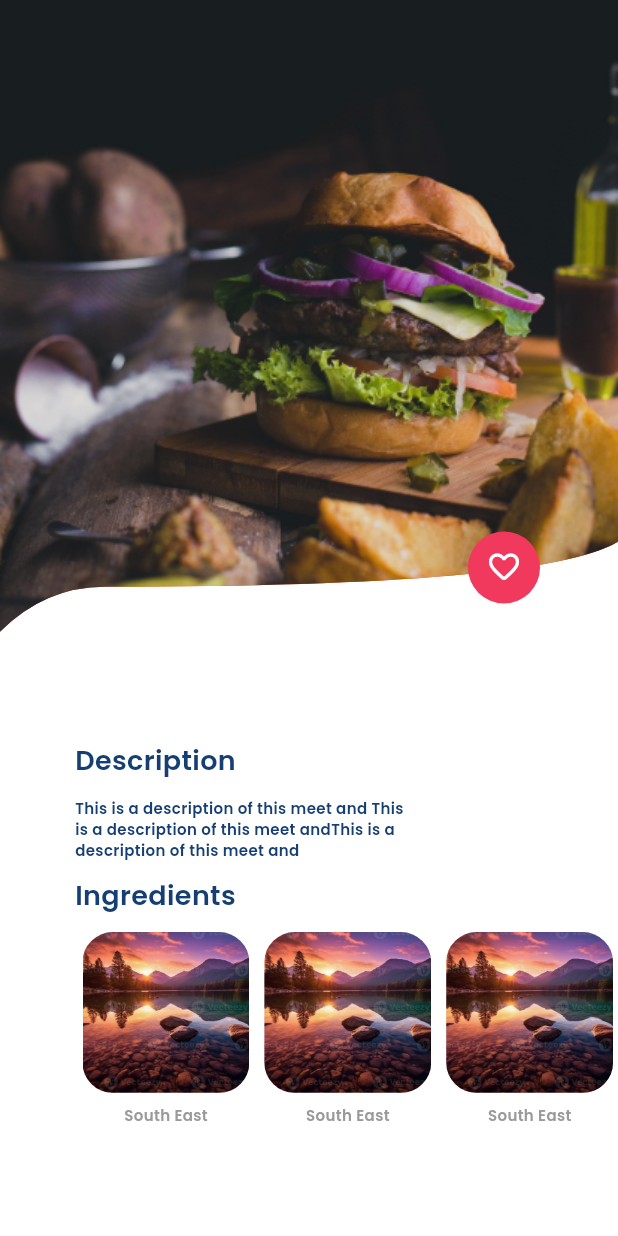
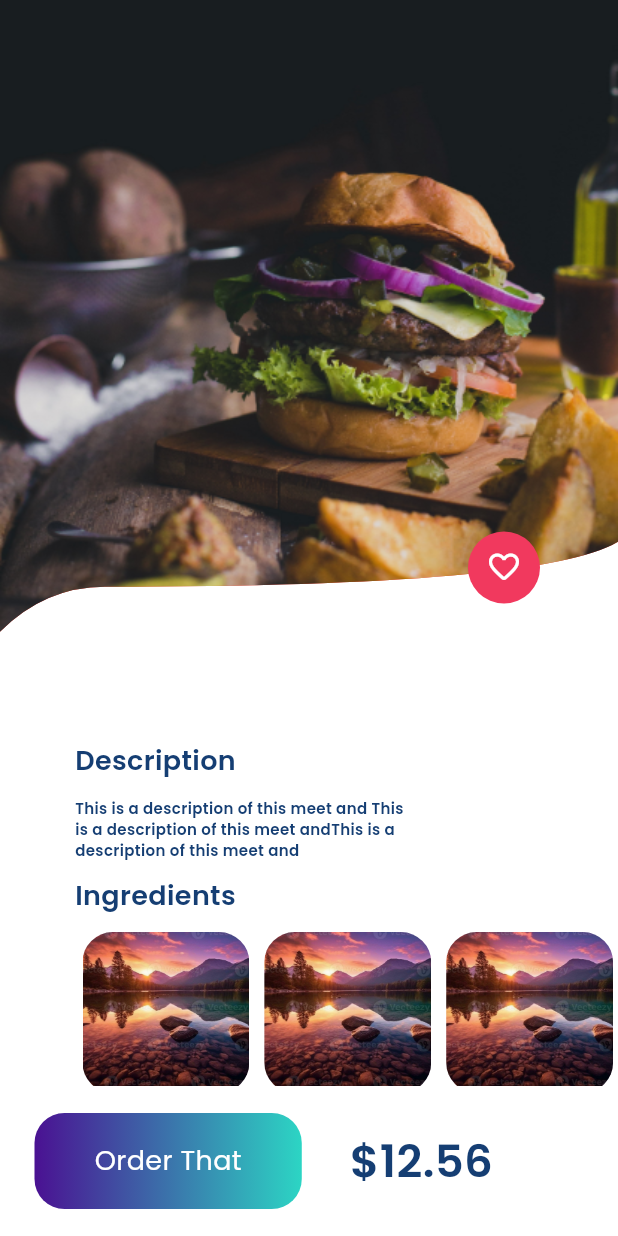
Before and after one commit to Mahmoud4456/delivery-app, a Flutter app: the screen it shows after launch, on a phone screen of 412 x 824 dp. Run offline on Flutter 3.47's test engine with Material 3 defaults, Android fonts, the phone set to English and light mode, and no system bars; our stand-ins replace font_awesome_flutter.

Commit message:
details navigation bar

```diff
--- a/lib/features/details_feature/view/details_view.dart
+++ b/lib/features/details_feature/view/details_view.dart
@@ -1,4 +1,5 @@
 import 'package:flutter/material.dart';
+import 'package:ui/features/details_feature/view/widget/custom_navigation_bar.dart';
 import 'package:ui/features/details_feature/view/widget/details_view_body.dart';
 
 class DetailsView extends StatelessWidget {
@@ -8,6 +9,7 @@ class DetailsView extends StatelessWidget {
   Widget build(BuildContext context) {
     return const Scaffold(
       body: DetailsViewBody(),
+      bottomNavigationBar: CustomNavigationBar(),
     );
   }
 }
--- /dev/null
+++ b/lib/features/details_feature/view/widget/custom_navigation_bar.dart
@@ -0,0 +1,38 @@
+import 'package:flutter/material.dart';
+
+import '../../../../constants.dart';
+
+class CustomNavigationBar extends StatelessWidget {
+  const CustomNavigationBar({super.key});
+
+  @override
+  Widget build(BuildContext context) {
+    return  Padding(
+      padding: const EdgeInsets.symmetric(vertical:18 ,horizontal: 23),
+      child: Row(
+        children: [
+        Container(
+          padding: const EdgeInsets.symmetric(horizontal: 40 , vertical: 19),
+          decoration: BoxDecoration(
+            borderRadius: BorderRadius.circular(20),
+            gradient: const LinearGradient(colors: [Color(0xff4A1192) , Color(0xff2CD5C4)] ),
+          ),
+
+          child: const Text("Order That" , style: TextStyle( fontSize: 18 , fontFamily: "Poppins regular" , color: Colors.white),),
+        ),
+         const SizedBox(
+            width: 32,
+          ),
+         const Text(
+            r"$12.56",
+            style: TextStyle(
+              fontFamily: "Poppins",
+              color: primaryColor,
+              fontSize: 30,
+            ),
+          ),
+        ],
+      ),
+    );
+  }
+}
--- a/lib/features/details_feature/view/widget/details_view_body.dart
+++ b/lib/features/details_feature/view/widget/details_view_body.dart
@@ -43,6 +43,7 @@ class DetailsViewBody extends StatelessWidget {
                 ],
               ),
           const DescriptionSection(),
+
         ],
       ),
     );
```
